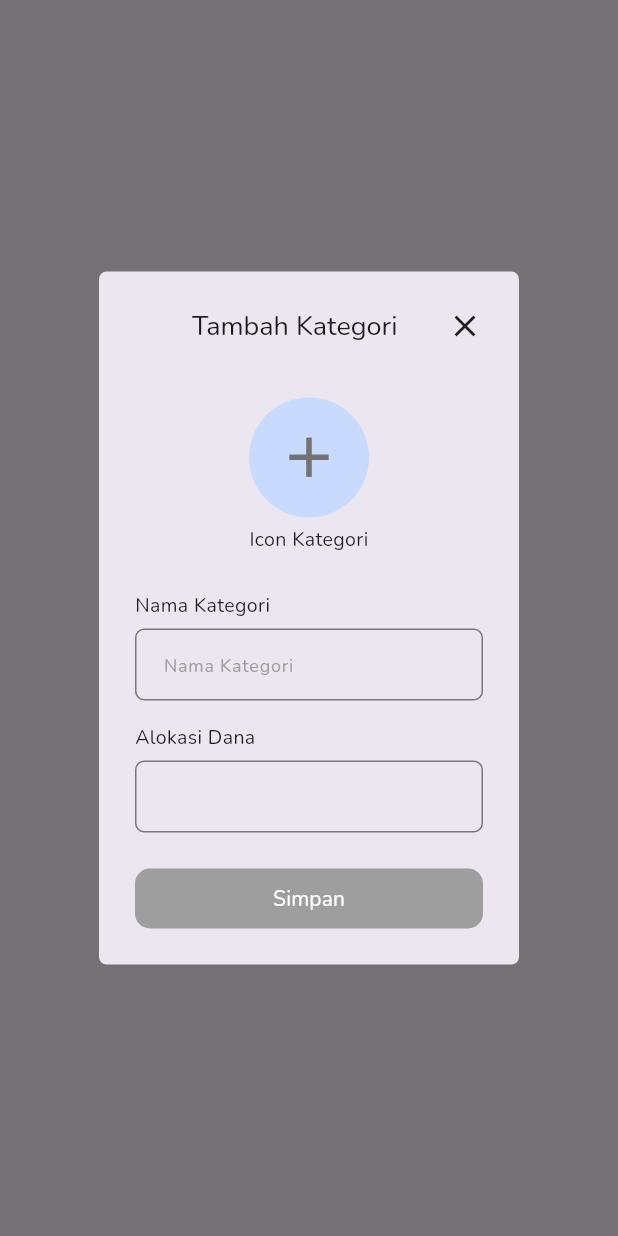
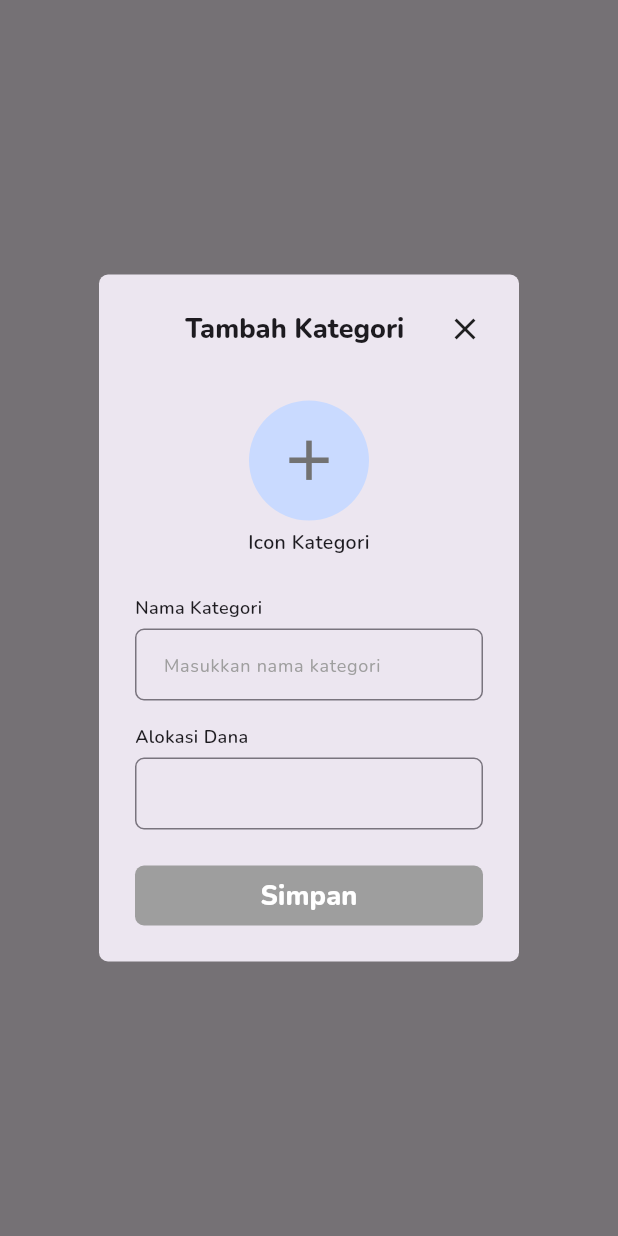
Before and after one commit to Reza1290/budgetin-app, a Flutter app: what showModalTambahKategori() shows on an empty page, opened directly, on a phone screen of 412 x 824 dp. Run offline on Flutter 3.47's test engine with Material 3 defaults, Android fonts, the phone set to English and light mode, and no system bars; our stand-ins replace drift; accounts and stored records are empty; generated files the repository leaves out were written again.

Commit message:
Update modal_tambah_kategori.dart

```diff
--- a/lib/widgets/modal_tambah_kategori.dart
+++ b/lib/widgets/modal_tambah_kategori.dart
@@ -21,7 +21,7 @@ Future<void> showModalTambahKategori(BuildContext context) {
                     'Tambah Kategori',
                     style: TextStyle(
                       fontSize: 18,
-                      fontWeight: FontWeight.w500,
+                      fontWeight: FontWeight.w800,
                     ),
                     textAlign: TextAlign.center,
                   ),
@@ -77,13 +77,13 @@ Future<void> showModalTambahKategori(BuildContext context) {
                   textAlign: TextAlign.center,
                   style: TextStyle(
                     fontSize: 13,
-                    fontWeight: FontWeight.w500,
+                    fontWeight: FontWeight.w600,
                   ),
                 ),
                 const SizedBox(height: 25.0),
                 const Text(
                   'Nama Kategori',
-                  style: TextStyle(fontSize: 13),
+                  style: TextStyle(fontSize: 12, fontWeight: FontWeight.w600),
                 ),
                 const SizedBox(height: 6.0),
                 TextField(
@@ -101,7 +101,7 @@ Future<void> showModalTambahKategori(BuildContext context) {
                       borderSide: BorderSide(color: Colors.blue),
                       borderRadius: BorderRadius.all(Radius.circular(6.0)),
                     ),
-                    hintText: 'Nama Kategori',
+                    hintText: 'Masukkan nama kategori',
                     hintStyle: const TextStyle(
                       fontSize: 12,
                       color: Colors.grey,
@@ -112,7 +112,7 @@ Future<void> showModalTambahKategori(BuildContext context) {
               SizedBox(height: 15.0),
               Text(
                 'Alokasi Dana',
-                style: TextStyle(fontSize: 13),
+                style: TextStyle(fontSize: 12, fontWeight: FontWeight.w600),
               ),
               SizedBox(height: 6.0),
               TextFormField(
@@ -147,19 +147,19 @@ Future<void> showModalTambahKategori(BuildContext context) {
                     ),
                     shape: MaterialStateProperty.all<RoundedRectangleBorder>(
                       RoundedRectangleBorder(
-                        borderRadius: BorderRadius.circular(10),
+                        borderRadius: BorderRadius.circular(6),
                       ),
                     ),
                   ),
                   child: const Text(
                     'Simpan',
-                    style: TextStyle(color: Colors.white),
+                    style: TextStyle(fontSize: 18, fontWeight: FontWeight.w800, color: Colors.white),
                   ),
                 ),
               ),
             ],
             shape: RoundedRectangleBorder(
-              borderRadius: BorderRadius.circular(5),
+              borderRadius: BorderRadius.circular(6),
             ),
           );
         },
```
